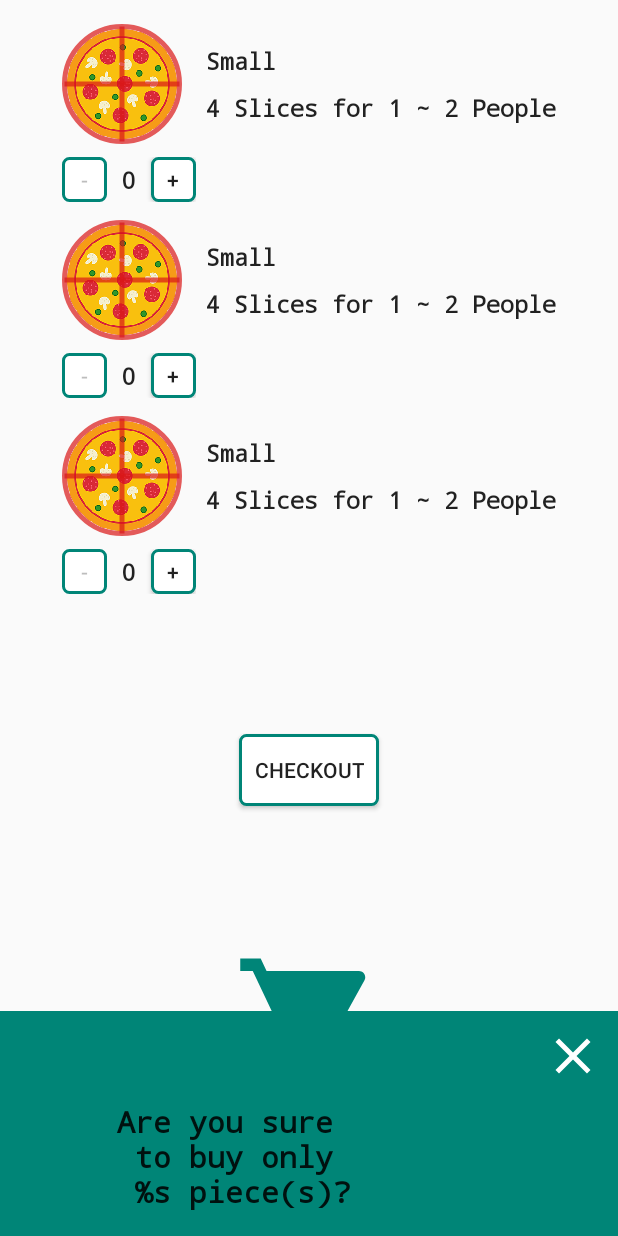
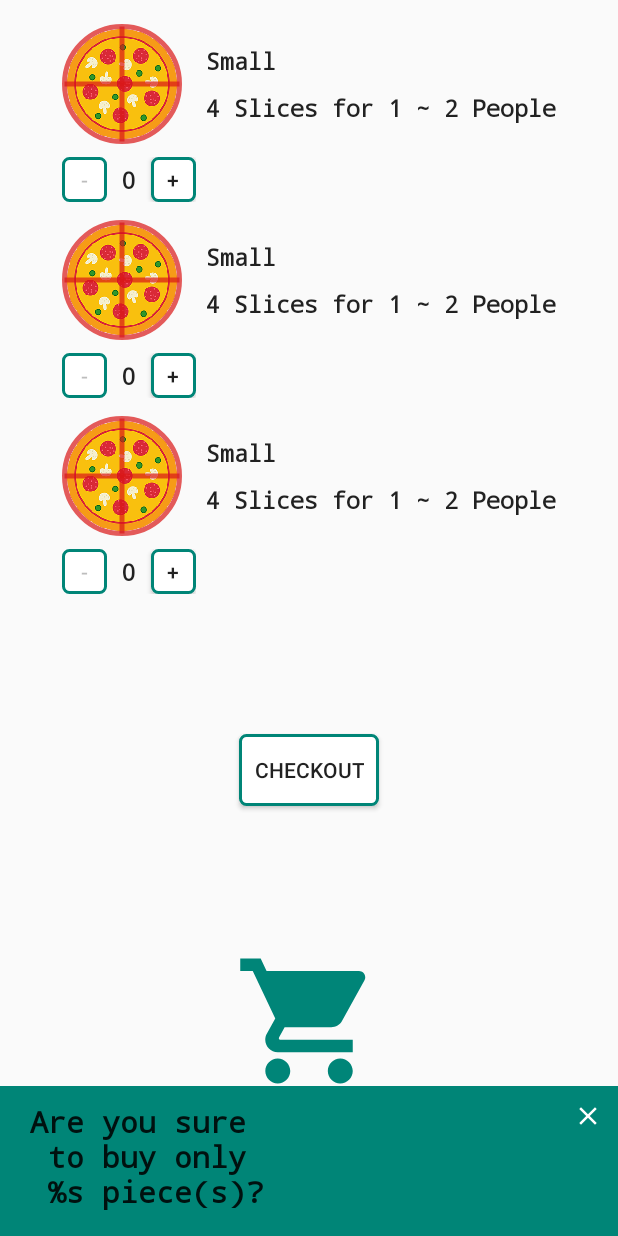
Before and after one commit to ahmedadeltito/CustomViewsAndAnimations, an Android app: the layout activity_main.xml on its own in the app's theme, with its tools: preview values and no code run, on a phone screen of 412 x 824 dp. Run offline under Robolectric (Android 15) with nearby library versions, the phone set to English and light mode, and no system bars.

Commit message:
Finalize some animations.

```diff
--- a/app/src/main/java/com/egdroid/customviewsandanimations/MainActivity.kt
+++ b/app/src/main/java/com/egdroid/customviewsandanimations/MainActivity.kt
@@ -146,12 +146,12 @@ class MainActivity : AppCompatActivity(), PizzaListItemClickedListener {
                 scaleDownX = ObjectAnimator.ofFloat(
                     pizzaViewToAnimate,
                     "scaleX",
-                    0.5f
+                    0.5F
                 )
                 scaleDownY = ObjectAnimator.ofFloat(
                     pizzaViewToAnimate,
                     "scaleY",
-                    0.5f
+                    0.5F
                 )
 
                 alphaAnimation = pizzaViewToAnimate.objectAnimator(
@@ -180,12 +180,12 @@ class MainActivity : AppCompatActivity(), PizzaListItemClickedListener {
                 scaleDownX = ObjectAnimator.ofFloat(
                     pizzaViewToAnimate,
                     "scaleX",
-                    1f
+                    1F
                 )
                 scaleDownY = ObjectAnimator.ofFloat(
                     pizzaViewToAnimate,
                     "scaleY",
-                    1f
+                    1F
                 )
 
                 alphaAnimation = pizzaViewToAnimate.objectAnimator(
--- a/app/src/main/java/com/egdroid/customviewsandanimations/widget/PizzaView.kt
+++ b/app/src/main/java/com/egdroid/customviewsandanimations/widget/PizzaView.kt
@@ -20,7 +20,7 @@ import kotlin.math.min
 
 class PizzaView : View {
 
-    private lateinit var paint: Paint
+    private lateinit var circlePaint: Paint
     private lateinit var imagePaint: Paint
 
     private lateinit var pepperoniPizzaBitmap: Bitmap
@@ -44,7 +44,10 @@ class PizzaView : View {
         init(context, attrs)
     }
 
-    private fun init(context: Context, attrs: AttributeSet?) {
+    private fun init(
+        context: Context,
+        attrs: AttributeSet?
+    ) {
 
         if (attrs != null) {
             val array = context.obtainStyledAttributes(
@@ -66,10 +69,10 @@ class PizzaView : View {
             array.recycle()
         }
 
-        paint = Paint(Paint.ANTI_ALIAS_FLAG)
-        paint.style = Paint.Style.STROKE
-        paint.strokeWidth = strokeWidth.toFloat()
-        paint.color = color
+        circlePaint = Paint(Paint.ANTI_ALIAS_FLAG)
+        circlePaint.style = Paint.Style.STROKE
+        circlePaint.strokeWidth = strokeWidth.toFloat()
+        circlePaint.color = color
 
         imagePaint = Paint(Paint.ANTI_ALIAS_FLAG)
 
@@ -88,16 +91,16 @@ class PizzaView : View {
         val width = width - paddingLeft - paddingRight
         val height = height - paddingTop - paddingBottom
 
-        val cx = width / 2F + paddingLeft
-        val cy = height / 2F + paddingTop
+        val circleX = width / 2F + paddingLeft
+        val cirlceY = height / 2F + paddingTop
 
-        val diameter = min(width, height) - paint.strokeWidth
+        val diameter = min(width, height) - circlePaint.strokeWidth
         val radius = diameter / 2
 
         canvas.drawBitmap(pepperoniPizzaBitmap, 0F, 0F, imagePaint)
 
-        canvas.drawCircle(cx, cy, radius, paint)
-        drawPizzaCuts(canvas, cx, cy, radius)
+        canvas.drawCircle(circleX, cirlceY, radius, circlePaint)
+        drawPizzaCuts(canvas, circleX, cirlceY, radius)
     }
 
     private fun drawPizzaCuts(canvas: Canvas, cx: Float, cy: Float, radius: Float) {
@@ -107,7 +110,7 @@ class PizzaView : View {
 
         for (index in 0 until numOfSlices) {
             canvas.rotate(degrees, cx, cy)
-            canvas.drawLine(cx, cy, cx, cy - radius, paint)
+            canvas.drawLine(cx, cy, cx, cy - radius, circlePaint)
         }
 
         canvas.restore()
@@ -137,6 +140,6 @@ class PizzaView : View {
 
     private fun setPizzaColor(pizzaColor: Int) {
         color = pizzaColor
-        paint.color = color
+        circlePaint.color = color
     }
 }
--- a/app/src/main/res/anim/rotate.xml
+++ b/app/src/main/res/anim/rotate.xml
@@ -5,5 +5,5 @@
         android:toDegrees="360"
         android:pivotX="50%"
         android:pivotY="50%"
-        android:duration="1000"
+        android:duration="700"
         android:startOffset="0"/>
--- a/app/src/main/res/layout/activity_main.xml
+++ b/app/src/main/res/layout/activity_main.xml
@@ -130,10 +130,10 @@
                 android:textSize="20sp"
                 android:gravity="center"
                 android:layout_marginStart="20dp"
-                app:layout_constraintTop_toBottomOf="@id/no_btn"
+                android:layout_marginTop="10dp"
+                app:layout_constraintTop_toTopOf="parent"
                 app:layout_constraintStart_toStartOf="parent"
                 app:layout_constraintBottom_toBottomOf="parent"
-                app:layout_constraintEnd_toStartOf="@id/yes_btn"
                 android:text="@string/are_you_sure"/>
 
         <ImageView
@@ -152,8 +152,8 @@
 
         <ImageView
                 android:id="@+id/no_btn"
-                android:layout_width="60dp"
-                android:layout_height="60dp"
+                android:layout_width="40dp"
+                android:layout_height="40dp"
                 android:text="@string/yes_i_am_sure"
                 android:padding="10dp"
                 android:src="@drawable/ic_clear"
--- a/app/src/main/res/layout/activity_pizza_details.xml
+++ b/app/src/main/res/layout/activity_pizza_details.xml
@@ -30,8 +30,7 @@
             app:layout_constraintTop_toBottomOf="@id/pizza_details_icon"
             app:layout_constraintStart_toStartOf="parent"
             app:layout_constraintEnd_toEndOf="parent"
-            tools:text="Pizza Size"
-            tools:targetApi="lollipop"/>
+            tools:text="Pizza Size"/>
 
     <TextView
             android:id="@+id/pizza_description_tv"
--- a/app/src/main/res/layout/num_of_pizzas_view.xml
+++ b/app/src/main/res/layout/num_of_pizzas_view.xml
@@ -26,7 +26,6 @@
             app:layout_constraintBottom_toBottomOf="parent"
             app:layout_constraintEnd_toEndOf="parent"/>
 
-
     <TextView
             android:id="@+id/num_of_pizzas_tv"
             android:layout_width="wrap_content"
--- a/app/src/main/res/layout/pizza_list_item.xml
+++ b/app/src/main/res/layout/pizza_list_item.xml
@@ -25,8 +25,7 @@
             android:layout_height="wrap_content"
             android:layout_marginTop="14dp"
             android:layout_marginBottom="10dp"
-            tools:text="Pizza Size"
-            tools:targetApi="lollipop"/>
+            tools:text="Pizza Size"/>
 
     <TextView
             android:id="@+id/pizza_list_item_subtitle_tv"
```
Also changed, not shown: app/src/main/java/com/egdroid/customviewsandanimations/widget/PizzaListItem.kt (+12 -3 lines).
